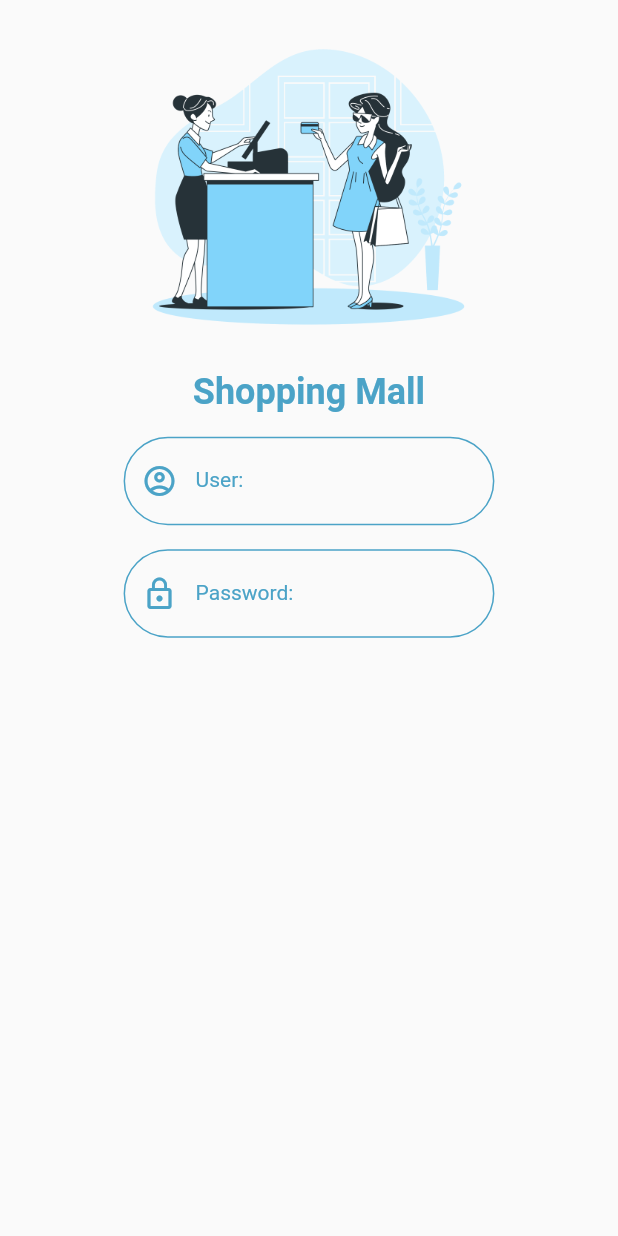
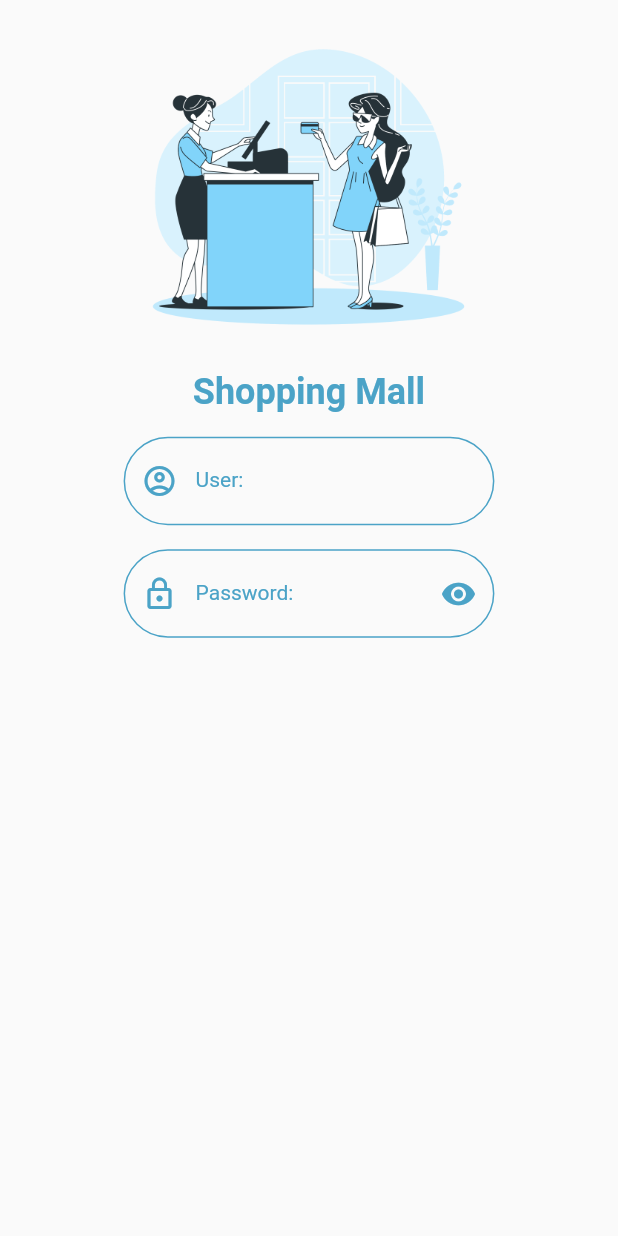
Before and after one commit to HirunrachPonwis/SHoppingMal, a Flutter app: the screen it shows after launch, on a phone screen of 412 x 824 dp. Run offline on Flutter 3.47's test engine with Material 2 defaults, Android fonts, the phone set to English and light mode, and no system bars.

Commit message:
Update Day

```diff
--- a/lib/states/authen.dart
+++ b/lib/states/authen.dart
@@ -11,22 +11,23 @@ class Authen extends StatefulWidget {
 }
 
 class _AuthenState extends State<Authen> {
-
   bool statusRedEye = true;
   @override
   Widget build(BuildContext context) {
     double size = MediaQuery.of(context).size.width;
     return Scaffold(
       body: SafeArea(
+        child: GestureDetector(   //เมื่อเปิด คีย์บอร์อขขึนมาแล้ว click ตรงที่ว่างเปล่าคีย์บอร์ดจะทำการเก็บพับลงไป
+          onTap: () => FocusScope.of(context).requestFocus(FocusNode()),
+          behavior: HitTestBehavior.opaque,
           child: ListView(
             children: [
               buildImage(size),
               buildAppName(),
               buildUser(size),
-            buildPassword(
-              size,
-            )
+              buildPassword(size),
             ],
+          ),
         ),
       ),
     );
@@ -72,6 +73,24 @@ class _AuthenState extends State<Authen> {
           child: TextFormField(
             obscureText: statusRedEye, //password to *
             decoration: InputDecoration(
+              suffixIcon: IconButton(
+                onPressed: () {
+                  setState(() {
+                    statusRedEye =
+                        !statusRedEye; //when click on RedEye จะโชว์รหัส และแมื่อกดอีกครั้งจะซ่อนรหัส
+                  });
+                },
+                icon: statusRedEye
+                    ? Icon(
+                        //การเขียน if else อย่างง่าย ถ้าเป็น true ทำหลัง ? ถ้าเป็น false ทำหลัง :
+                        Icons.remove_red_eye,
+                        color: MyConstant.dark,
+                      )
+                    : Icon(
+                        Icons.remove_red_eye_outlined,
+                        color: MyConstant.dark,
+                      ),
+              ),
               labelStyle: MyConstant().h3Style(),
               labelText: 'Password:',
               prefixIcon: Icon(
```
Lines whose indentation alone changed are shown as unchanged.
